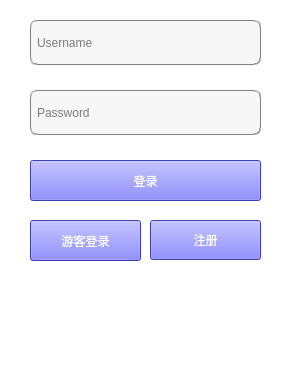
First picture: the form in login.ui, repository Nahjs/Bejeweled, before the edit.
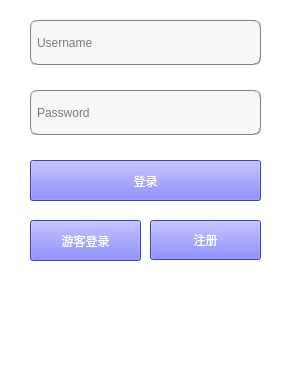
Second picture: the form after the edit. Icons and pictures are not drawn.

```diff
--- a/login.ui
+++ b/login.ui
@@ -6,7 +6,7 @@
    <rect>
     <x>0</x>
     <y>0</y>
-    <width>290</width>
+    <width>293</width>
     <height>365</height>
    </rect>
   </property>
```
